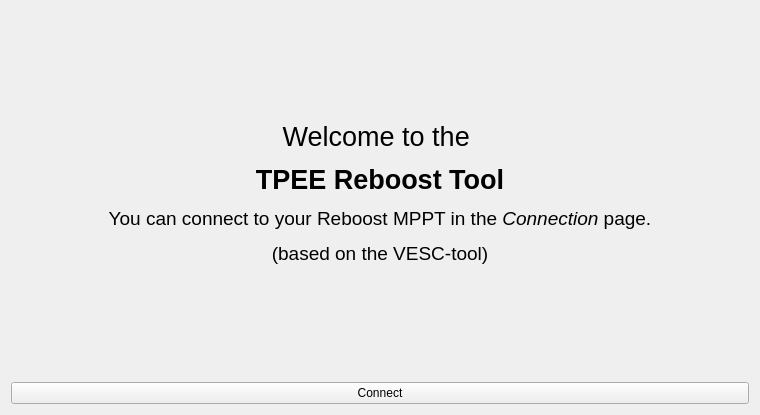
Old version of the form pages/pagewelcome.ui in the repository TjitteS/ReboostTool.
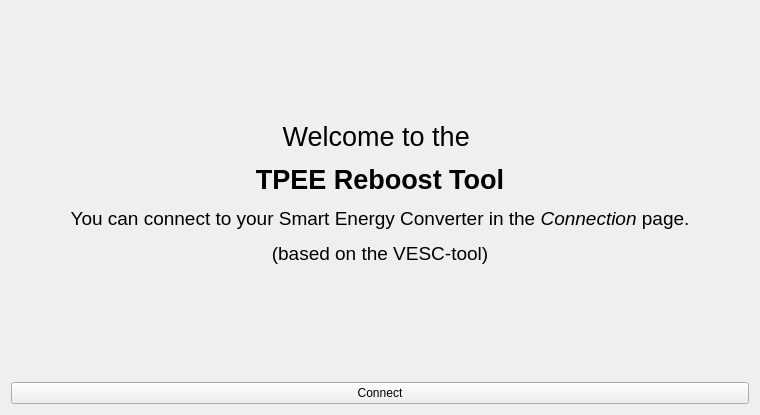
New version of the form. Icons and pictures are not drawn. Custom widgets are drawn as their Qt base class.

```diff
--- a/pages/pagewelcome.ui
+++ b/pages/pagewelcome.ui
@@ -32,7 +32,7 @@
       <item>
        <widget class="QLabel" name="label">
         <property name="text">
-         <string>&lt;html&gt;&lt;head/&gt;&lt;body&gt;&lt;p align=&quot;center&quot;&gt;&lt;span style=&quot; font-size:20pt;&quot;&gt;Welcome to the &lt;/span&gt;&lt;/p&gt;&lt;p align=&quot;center&quot;&gt;&lt;span style=&quot; font-size:20pt; font-weight:600;&quot;&gt;TPEE Reboost Tool&lt;/span&gt;&lt;/p&gt;&lt;p align=&quot;center&quot;&gt;&lt;span style=&quot; font-size:14pt;&quot;&gt;You can connect to your Reboost MPPT in the &lt;/span&gt;&lt;span style=&quot; font-size:14pt; font-style:italic;&quot;&gt;Connection&lt;/span&gt;&lt;span style=&quot; font-size:14pt;&quot;&gt; page.&lt;/span&gt;&lt;/p&gt;&lt;p align=&quot;center&quot;&gt;&lt;span style=&quot; font-size:14pt;&quot;&gt;(based on the VESC-tool)&lt;/span&gt;&lt;/p&gt;&lt;/body&gt;&lt;/html&gt;</string>
+         <string>&lt;html&gt;&lt;head/&gt;&lt;body&gt;&lt;p align=&quot;center&quot;&gt;&lt;span style=&quot; font-size:20pt;&quot;&gt;Welcome to the &lt;/span&gt;&lt;/p&gt;&lt;p align=&quot;center&quot;&gt;&lt;span style=&quot; font-size:20pt; font-weight:600;&quot;&gt;TPEE Reboost Tool&lt;/span&gt;&lt;/p&gt;&lt;p align=&quot;center&quot;&gt;&lt;span style=&quot; font-size:14pt;&quot;&gt;You can connect to your Smart Energy Converter in the &lt;/span&gt;&lt;span style=&quot; font-size:14pt; font-style:italic;&quot;&gt;Connection&lt;/span&gt;&lt;span style=&quot; font-size:14pt;&quot;&gt; page.&lt;/span&gt;&lt;/p&gt;&lt;p align=&quot;center&quot;&gt;&lt;span style=&quot; font-size:14pt;&quot;&gt;(based on the VESC-tool)&lt;/span&gt;&lt;/p&gt;&lt;/body&gt;&lt;/html&gt;</string>
         </property>
         <property name="wordWrap">
          <bool>true</bool>
```
